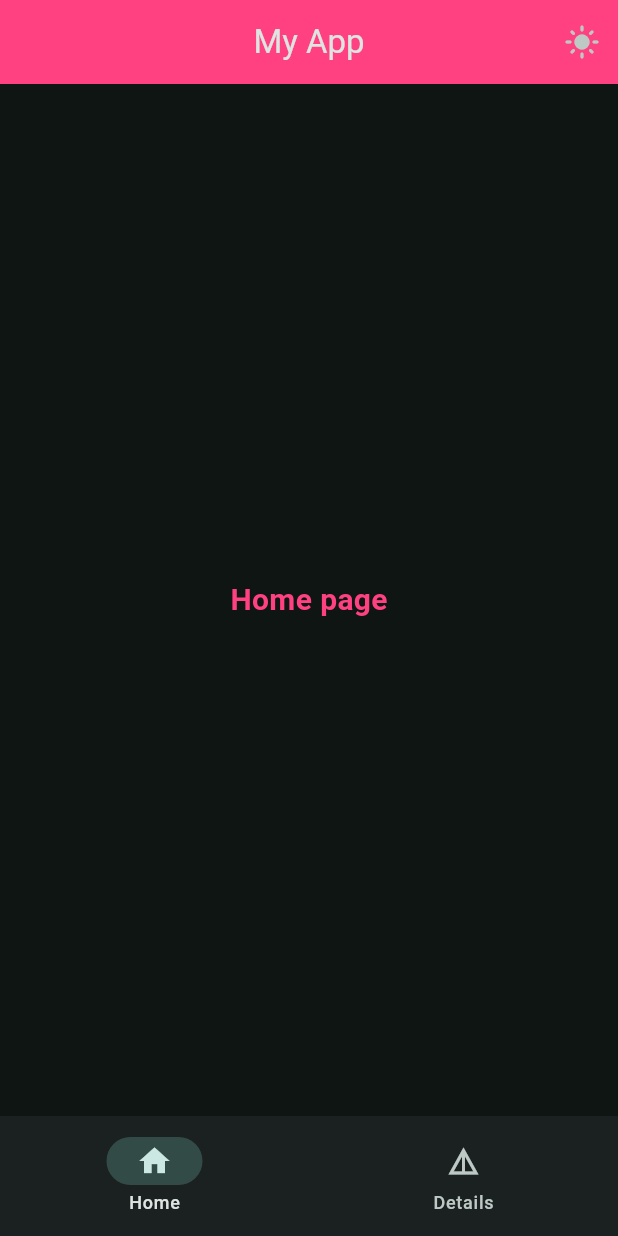
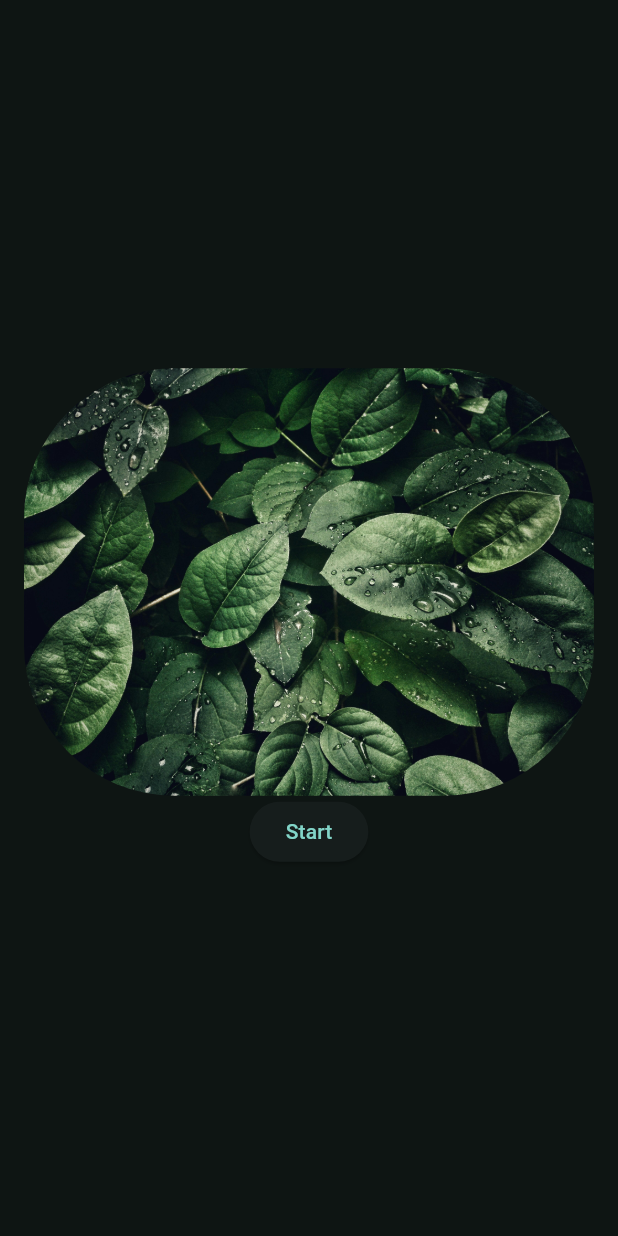
Before and after one commit to bilelbzeouich/flutter_eschool, a Flutter app: the screen it shows after launch, on a phone screen of 412 x 824 dp. Run offline on Flutter 3.47's test engine with Material 3 defaults, Android fonts, the phone set to English and light mode, and no system bars.

Commit message:
Update main.dart to replace WidgetTree with WelcomePage as the home screen, enhancing the initial user experience.

```diff
--- a/lib/main.dart
+++ b/lib/main.dart
@@ -1,6 +1,7 @@
 import 'package:flutter/material.dart';
 import 'view/widgets/widget_tree.dart';
 import 'view/data/notifiers.dart';
+import 'view/pages/welcome_page.dart';
 
 void main() {
   runApp(const MyApp());
@@ -27,7 +28,7 @@ class _MyAppState extends State<MyApp> {
               brightness: isDarkMode ? Brightness.dark : Brightness.light,
             ),
           ),
-          home: WidgetTree(),
+          home: WelcomePage(),
         );
       },
     );
--- /dev/null
+++ b/lib/view/pages/welcome_page.dart
@@ -0,0 +1,37 @@
+import 'package:flutter/material.dart';
+import '../widgets/widget_tree.dart';
+
+class WelcomePage extends StatelessWidget {
+  const WelcomePage({super.key});
+
+  @override
+  Widget build(BuildContext context) {
+    return Scaffold(
+      body: Padding(
+        padding: const EdgeInsets.all(16.0),
+        child: Column(
+          mainAxisAlignment: MainAxisAlignment.center,
+          children: [
+            ClipRRect(
+              borderRadius: BorderRadius.circular(100),
+              child: Image.asset("assets/images/bg.jpeg"),
+            ),
+            ElevatedButton(
+              onPressed: () {
+                Navigator.pushReplacement(
+                  context,
+                  MaterialPageRoute(
+                    builder: (context) {
+                      return WidgetTree();
+                    },
+                  ),
+                );
+              },
+              child: const Text('Start'),
+            ),
+          ],
+        ),
+      ),
+    );
+  }
+}
```
